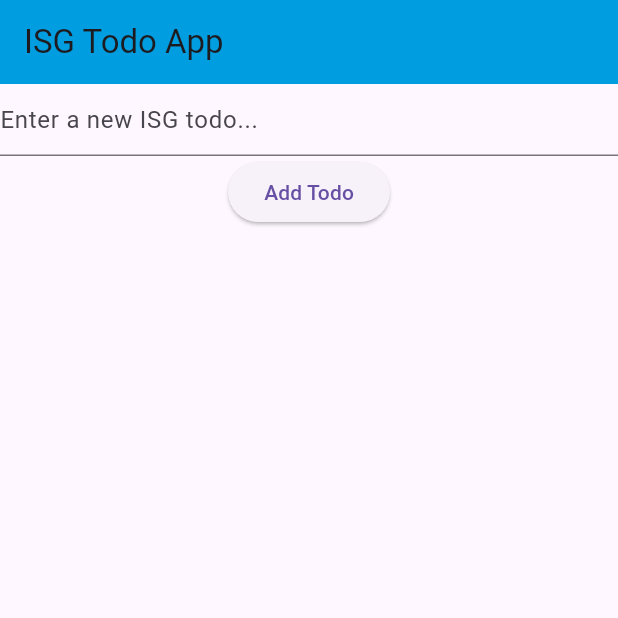
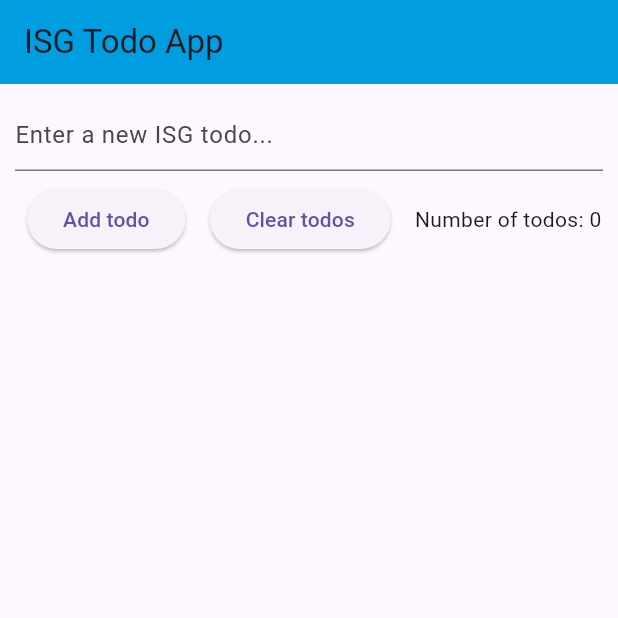
Before and after one commit to HuyLeDac/Checkbox_ISG, a Flutter app: the screen it shows after launch, on a phone screen of 412 x 824 dp, the top half of it. Run offline on Flutter 3.47's test engine with Material 3 defaults, Android fonts, the phone set to English and light mode, and no system bars; missing offline and left inert: dart:js_util.

Commit message:
Added paddings and some minor changes to the UI

```diff
--- a/lib/main.dart
+++ b/lib/main.dart
@@ -1,3 +1,5 @@
+import 'dart:js_util';
+
 import 'package:flutter/material.dart';
 
 void main() {
@@ -22,7 +24,7 @@ class MainApp extends StatelessWidget {
 
 //This class should create a stateful widget that builds the todo app.
 class TodoApp extends StatefulWidget {
-  const TodoApp({Key? key}) : super(key: key);
+  const TodoApp({super.key});
 
   //State class is created to maintain the state of the app
   @override
@@ -38,9 +40,9 @@ class _TodoAppState extends State<TodoApp> {
 
   //Add a new todo to the list
   //Clear the text field after adding the todo
-  void addTodo() {
+  void addTodo(String value) {
   setState(() {
-      todos.add({'title': controller.text, 'isChecked': false});
+    todos.add({'title': value, 'isChecked': false});
     controller.clear();
   });
 }
@@ -63,8 +65,10 @@ class _TodoAppState extends State<TodoApp> {
       ),
 
       //Body of the app
-      body: Column(
-        children: [
+      body: Padding(
+        padding: const EdgeInsets.all(10.0),
+        child: Column(
+          children: <Widget>[
 
             //Text field to enter a new todo
             TextField(
@@ -72,16 +76,49 @@ class _TodoAppState extends State<TodoApp> {
               decoration: const InputDecoration(
                 hintText: 'Enter a new ISG todo...',
               ),
+              onSubmitted: (value) => addTodo(controller.text),
             ),
 
+            //Row to add a new todo and clear the list of todos
+            Row(
               //Button to add a new todo
-          ElevatedButton(
-            //When the button is pressed, addTodo function is called
-            onPressed: addTodo,
-            child: const Text('Add Todo'),
+              children: [
+                Padding(
+                  padding: const EdgeInsets.all(8.0),
+                  child: ElevatedButton(
+                    // When the button is pressed, addTodo function is called
+                    onPressed: () => addTodo(controller.text),
+                    child: const Tooltip(
+                      message: 'Write down your todo and click here to add it to the list.',
+                      child: Text('Add todo'),
+                    ),
+                  ),
                 ),
 
-          //List of todos
+                //Button to clear the list of todos
+                Padding(
+                  padding: const EdgeInsets.all(8.0),
+                  child: ElevatedButton(
+                    onPressed: () {
+                      setState(() {
+                        todos.clear();
+                      });
+                    },
+                    child: const Tooltip(
+                      message: 'Click here to clear the list of todos.',
+                      child: Text('Clear todos'),
+                    ),
+                  ),
+                ),
+
+                //Text to display the number of todos
+                Padding(
+                  padding: const EdgeInsets.all(8.0),
+                  child: Text('Number of todos: ${todos.length}'),
+                ),
+              ],
+            ),
+
             //Expanded is used to make the ListView take up the remaining space
             Expanded(
               //ListView is used to display the list of todos
@@ -115,6 +152,7 @@ class _TodoAppState extends State<TodoApp> {
             ),
           ],
         ),
+      ),
     );
   }
 }
--- a/pubspec.yaml
+++ b/pubspec.yaml
@@ -7,6 +7,7 @@ environment:
   sdk: '>=3.3.4 <4.0.0'
 
 dependencies:
+  carousel_slider: ^4.2.1
   flutter:
     sdk: flutter
 
```
Also changed, not shown: pubspec.lock. Lines whose indentation alone changed are shown as unchanged.
